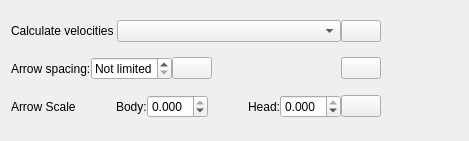
Above: src/qt-widgets/VelocityFieldCalculatorLayerOptionsWidgetUi.ui from GPlates/GPlates before the change. Below: the same form after it.
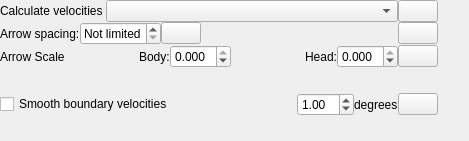
That is the form after the change. Icons and pictures are not drawn.

```diff
--- a/src/qt-widgets/VelocityFieldCalculatorLayerOptionsWidgetUi.ui
+++ b/src/qt-widgets/VelocityFieldCalculatorLayerOptionsWidgetUi.ui
@@ -14,6 +14,12 @@
    <string>Layers</string>
   </property>
   <layout class="QHBoxLayout" name="horizontalLayout">
+   <property name="spacing">
+    <number>0</number>
+   </property>
+   <property name="margin">
+    <number>0</number>
+   </property>
    <item>
     <layout class="QVBoxLayout" name="verticalLayout_2">
      <item>
@@ -231,6 +237,87 @@
        </item>
       </layout>
      </item>
+     <item>
+      <widget class="QWidget" name="velocity_smoothing_widget" native="true">
+       <layout class="QHBoxLayout" name="horizontalLayout_5">
+        <property name="spacing">
+         <number>0</number>
+        </property>
+        <property name="margin">
+         <number>0</number>
+        </property>
+        <item>
+         <widget class="QCheckBox" name="velocity_smoothing_check_box">
+          <property name="text">
+           <string>Smooth boundary velocities</string>
+          </property>
+         </widget>
+        </item>
+        <item>
+         <widget class="QWidget" name="velocity_smoothing_controls" native="true">
+          <layout class="QHBoxLayout" name="horizontalLayout_6">
+           <property name="spacing">
+            <number>0</number>
+           </property>
+           <property name="margin">
+            <number>0</number>
+           </property>
+           <item>
+            <spacer name="horizontalSpacer_5">
+             <property name="orientation">
+              <enum>Qt::Horizontal</enum>
+             </property>
+             <property name="sizeHint" stdset="0">
+              <size>
+               <width>169</width>
+               <height>20</height>
+              </size>
+             </property>
+            </spacer>
+           </item>
+           <item>
+            <widget class="QDoubleSpinBox" name="velocity_smoothing_distance_spinbox">
+             <property name="minimum">
+              <double>0.100000000000000</double>
+             </property>
+             <property name="maximum">
+              <double>90.000000000000000</double>
+             </property>
+             <property name="singleStep">
+              <double>0.100000000000000</double>
+             </property>
+             <property name="value">
+              <double>1.000000000000000</double>
+             </property>
+            </widget>
+           </item>
+           <item>
+            <widget class="QLabel" name="velocity_smoothing_degrees_label">
+             <property name="text">
+              <string>degrees</string>
+             </property>
+            </widget>
+           </item>
+           <item>
+            <widget class="QPushButton" name="push_button_help_velocity_smoothing">
+             <property name="toolTip">
+              <string>What does this mean?</string>
+             </property>
+             <property name="text">
+              <string/>
+             </property>
+             <property name="icon">
+              <iconset resource="../qt-resources/qt_widgets.qrc">
+               <normaloff>:/human_help_browser_16.png</normaloff>:/human_help_browser_16.png</iconset>
+             </property>
+            </widget>
+           </item>
+          </layout>
+         </widget>
+        </item>
+       </layout>
+      </widget>
+     </item>
     </layout>
    </item>
    <item>
```
